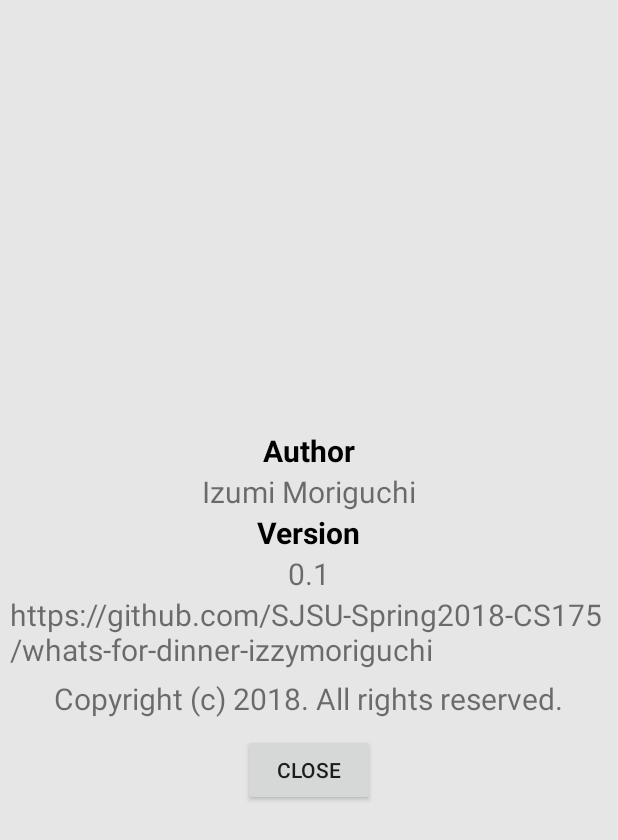
After one commit to izzymoriguchi/recipe-planner, an Android app: the layout popup.xml on its own in the app's theme, with its tools: preview values and no code run, on a phone screen of 412 x 824 dp. The commit adds this screen. Shown: the top 840 px of the screen. Run offline under Robolectric (Android 15) with nearby library versions, the phone set to English and light mode, and no system bars.

Commit message:
Added popup window on main screen

```diff
--- a/app/src/main/java/edu/sjsu/izzymoriguchi/myapplication/MainActivity.java
+++ b/app/src/main/java/edu/sjsu/izzymoriguchi/myapplication/MainActivity.java
@@ -1,9 +1,17 @@
 package edu.sjsu.izzymoriguchi.myapplication;
 
+import android.content.Context;
 import android.content.Intent;
 import android.support.v7.app.AppCompatActivity;
 import android.os.Bundle;
+import android.view.Gravity;
+import android.view.LayoutInflater;
 import android.view.View;
+import android.view.ViewGroup;
+import android.widget.Button;
+import android.widget.ImageView;
+import android.widget.PopupWindow;
+import android.widget.RelativeLayout;
 
 public class MainActivity extends AppCompatActivity {
 
@@ -11,6 +19,7 @@ public class MainActivity extends AppCompatActivity {
     protected void onCreate(Bundle savedInstanceState) {
         super.onCreate(savedInstanceState);
         setContentView(R.layout.activity_main);
+
     }
 
     public void goToMealsActivity(View view) {
@@ -34,4 +43,26 @@ public class MainActivity extends AppCompatActivity {
     }
 
 
+    public void showPopupInfo(View view) {
+        RelativeLayout layout = findViewById(R.id.relative_layout);
+        //instantiate the popup.xml layout file
+        LayoutInflater layoutInflater = (LayoutInflater) MainActivity.this.getSystemService(Context.LAYOUT_INFLATER_SERVICE);
+        View customView = layoutInflater.inflate(R.layout.popup,null);
+
+        Button closePopupBtn = (Button) customView.findViewById(R.id.closePopupBtn);
+
+        //instantiate popup window
+        final PopupWindow popupWindow = new PopupWindow(customView, ViewGroup.LayoutParams.WRAP_CONTENT, ViewGroup.LayoutParams.WRAP_CONTENT);
+
+        //display the popup window
+        popupWindow.showAtLocation(layout, Gravity.CENTER, 0, 0);
+
+        //close the popup window on button click
+        closePopupBtn.setOnClickListener(new View.OnClickListener() {
+            @Override
+            public void onClick(View v) {
+                popupWindow.dismiss();
+            }
+        });
+    }
 }
--- a/app/src/main/res/layout/activity_main.xml
+++ b/app/src/main/res/layout/activity_main.xml
@@ -6,7 +6,8 @@
     android:layout_width="match_parent"
     android:layout_height="match_parent"
     android:background="@color/white"
-    tools:context="edu.sjsu.izzymoriguchi.myapplication.MainActivity">
+    tools:context="edu.sjsu.izzymoriguchi.myapplication.MainActivity"
+    android:id="@+id/relative_layout">
 
 
     <ImageView
@@ -15,7 +16,8 @@
         android:layout_height="192dp"
         android:layout_marginBottom="13dp"
         android:layout_alignParentTop="true"
-        app:srcCompat="@drawable/banner" />
+        app:srcCompat="@drawable/banner"
+        android:onClick="showPopupInfo"/>
 
     <GridLayout
         android:id="@+id/icon_grid"
--- /dev/null
+++ b/app/src/main/res/layout/popup.xml
@@ -0,0 +1,57 @@
+<?xml version="1.0" encoding="utf-8"?>
+<LinearLayout xmlns:android="http://schemas.android.com/apk/res/android"
+    android:orientation="vertical" android:layout_width="match_parent"
+    android:layout_height="match_parent"
+    android:gravity="center"
+    android:background="#E6E6E6"
+    android:padding="10px">
+
+    <TextView
+        android:layout_width="wrap_content"
+        android:layout_height="wrap_content"
+        android:text="Author"
+        android:textStyle="bold"
+        android:textSize="20dp"
+        android:textColor="#000"/>
+
+    <TextView
+        android:layout_width="wrap_content"
+        android:layout_height="wrap_content"
+        android:text="Izumi Moriguchi"
+        android:textSize="20dp" />
+
+    <TextView
+        android:layout_width="wrap_content"
+        android:layout_height="wrap_content"
+        android:text="Version"
+        android:textStyle="bold"
+        android:textSize="20dp"
+        android:textColor="#000"/>
+
+    <TextView
+        android:layout_width="wrap_content"
+        android:layout_height="wrap_content"
+        android:text="0.1"
+        android:textSize="20dp" />
+
+    <TextView
+        android:layout_width="wrap_content"
+        android:layout_height="wrap_content"
+        android:text="https://github.com/SJSU-Spring2018-CS175/whats-for-dinner-izzymoriguchi"
+        android:textSize="20dp" />
+
+    <TextView
+        android:layout_width="wrap_content"
+        android:layout_height="wrap_content"
+        android:layout_marginTop="5dp"
+        android:text="Copyright (c) 2018. All rights reserved."
+        android:textSize="20dp" />
+
+    <Button
+        android:layout_width="wrap_content"
+        android:layout_height="wrap_content"
+        android:layout_marginTop="10dp"
+        android:text="Close"
+        android:id="@+id/closePopupBtn"/>
+
+</LinearLayout>
```
